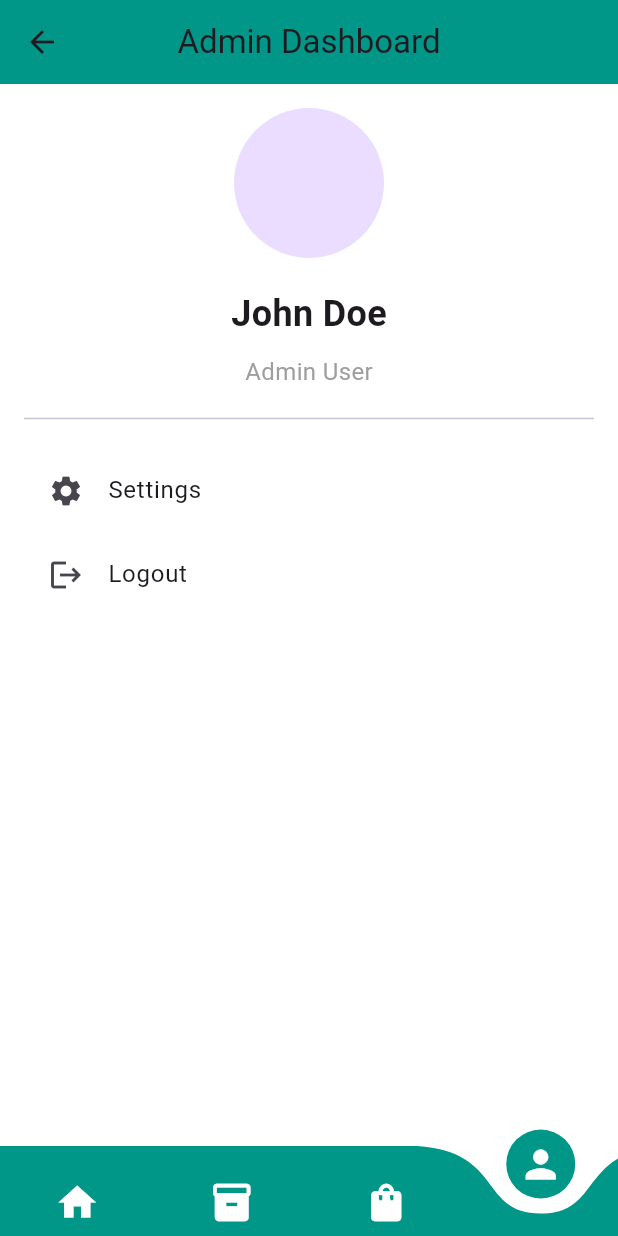
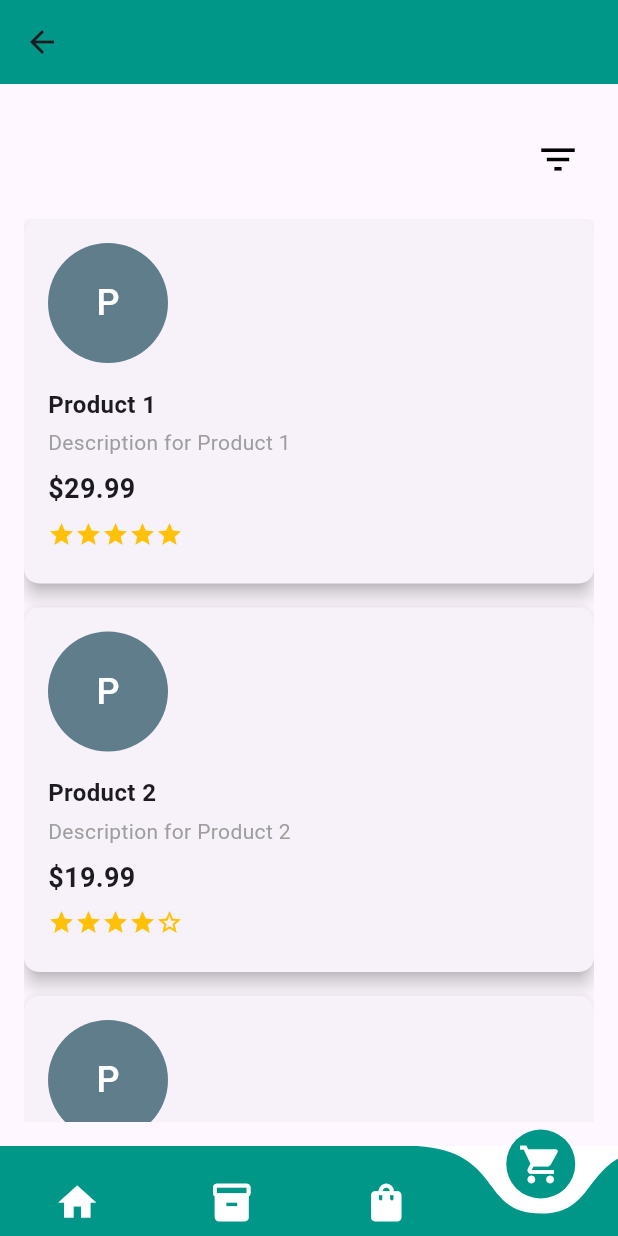
Before and after one commit to Ahad-Khan9076/sales_management, a Flutter app: the AdminDashboard screen opened directly, item 4 of the bottom bar chosen, on a phone screen of 412 x 824 dp. Run offline on Flutter 3.47's test engine with Material 3 defaults, Android fonts, the phone set to English and light mode, and no system bars; drawn by our look-alikes of curved_navigation_bar; our stand-ins replace country_code_picker, fl_chart, font_awesome_flutter, get.

Commit message:
Screens Created

```diff
--- a/lib/screens/admin_dashboard.dart
+++ b/lib/screens/admin_dashboard.dart
@@ -1,6 +1,13 @@
 import 'package:curved_navigation_bar/curved_navigation_bar.dart';
 import 'package:flutter/material.dart';
 import 'package:fl_chart/fl_chart.dart';
+import 'package:font_awesome_flutter/font_awesome_flutter.dart';
+import 'package:sales_management/screens/inventory_screen.dart';
+import 'package:sales_management/screens/order_screen.dart';
+import 'package:sales_management/screens/product_screen.dart';
+import 'package:sales_management/screens/profile_screen.dart';
+
+import 'home_page.dart';
 
 class AdminDashboard extends StatefulWidget {
   const AdminDashboard({super.key});
@@ -14,9 +21,9 @@ class _AdminDashboardState extends State<AdminDashboard> {
 
   final List<Widget> _pages = [
     const HomePage(),
-    const InventoryPage(),
+    const InventoryScreen(),
     const OrdersPage(),
-    const ProfilePage(),
+    const ProductScreen(),
   ];
 
   @override
@@ -26,7 +33,7 @@ class _AdminDashboardState extends State<AdminDashboard> {
       appBar: AppBar(
         backgroundColor: Colors.teal,
         elevation: 0,
-        title: const Text("Admin Dashboard"),
+        // title: const Text("Admin Dashboard"),
         centerTitle: true,
       ),
       body: _pages[_pageIndex], // Display the current page based on index
@@ -37,7 +44,7 @@ class _AdminDashboardState extends State<AdminDashboard> {
           Icon(Icons.home, size: 30, color: Colors.white),
           Icon(Icons.inventory, size: 30, color: Colors.white),
           Icon(Icons.shopping_bag, size: 30, color: Colors.white),
-          Icon(Icons.person, size: 30, color: Colors.white),
+          Icon(Icons.local_grocery_store, size: 30, color: Colors.white),
         ],
         color: Colors.teal,
         buttonBackgroundColor: Colors.teal,
@@ -54,165 +61,9 @@ class _AdminDashboardState extends State<AdminDashboard> {
   }
 }
 
-class HomePage extends StatelessWidget {
-  const HomePage({super.key});
-
-  @override
-  Widget build(BuildContext context) {
-    return SingleChildScrollView(
-      padding: const EdgeInsets.all(16.0),
-      child: Column(
-        crossAxisAlignment: CrossAxisAlignment.start,
-        children: [
-          Row(
-            mainAxisAlignment: MainAxisAlignment.spaceAround,
-            children: [
-              _buildSummaryCard('Total Earnings', '\$500,000', context),
-              _buildSummaryCard('Vendors', '45', context),
-            ],
-          ),
-          const SizedBox(height: 20),
-          _buildGraphCard('Revenue Made', const LineChartWidget()),
-          const SizedBox(height: 10),
-          _buildGraphCard('Products Sold', const BarChartWidget()),
-          const SizedBox(height: 10),
-          _buildGraphCard('Vendor Activity', const BarChartWidget()),
-          const SizedBox(height: 10),
-          _buildGraphCard('Upcoming QBR', const Text("QBR scheduled for next quarter")),
-        ],
-      ),
-    );
-  }
-
-  Widget _buildSummaryCard(String title, String value, BuildContext context) {
-    return Card(
-      shape: RoundedRectangleBorder(borderRadius: BorderRadius.circular(15)),
-      elevation: 5,
-      child: Container(
-        padding: const EdgeInsets.all(16),
-        width: MediaQuery.of(context).size.width * 0.4,
-        child: Column(
-          crossAxisAlignment: CrossAxisAlignment.start,
-          children: [
-            Text(
-              title,
-              style: const TextStyle(fontSize: 16, fontWeight: FontWeight.w600),
-            ),
-            const SizedBox(height: 10),
-            Text(
-              value,
-              style: const TextStyle(fontSize: 24, fontWeight: FontWeight.bold),
-            ),
-          ],
-        ),
-      ),
-    );
-  }
-
-  Widget _buildGraphCard(String title, Widget graph) {
-    return Card(
-      shape: RoundedRectangleBorder(borderRadius: BorderRadius.circular(15)),
-      elevation: 5,
-      child: Container(
-        padding: const EdgeInsets.all(16),
-        width: double.infinity,
-        child: Column(
-          crossAxisAlignment: CrossAxisAlignment.start,
-          children: [
-            Text(
-              title,
-              style: const TextStyle(fontSize: 16, fontWeight: FontWeight.w600),
-            ),
-            const SizedBox(height: 20),
-            graph,
-          ],
-        ),
-      ),
-    );
-  }
-}
-
-class InventoryPage extends StatelessWidget {
-  const InventoryPage({super.key});
-
-  @override
-  Widget build(BuildContext context) {
-    return const Center(
-      child: Text(
-        "Inventory Page",
-        style: TextStyle(fontSize: 24),
-      ),
-    );
-  }
-}
-
-class OrdersPage extends StatelessWidget {
-  const OrdersPage({super.key});
-
-  @override
-  Widget build(BuildContext context) {
-    return const Center(
-      child: Text(
-        "Orders Page",
-        style: TextStyle(fontSize: 24),
-      ),
-    );
-  }
-}
-
-class ProfilePage extends StatelessWidget {
-  const ProfilePage({super.key});
-
-  @override
-  Widget build(BuildContext context) {
-    return SingleChildScrollView(
-      padding: const EdgeInsets.all(16.0),
-      child: Column(
-        crossAxisAlignment: CrossAxisAlignment.start,
-        children: [
-          const Center(
-            child: CircleAvatar(
-              radius: 50,
-              // backgroundImage: const AssetImage('assets/profile.jpg'), // Replace with your profile image
-            ),
-          ),
-          const SizedBox(height: 20),
-          const Center(
-            child: Text(
-              'John Doe',
-              style: TextStyle(fontSize: 24, fontWeight: FontWeight.bold),
-            ),
-          ),
-          const SizedBox(height: 10),
-          const Center(
-            child: Text(
-              'Admin User',
-              style: TextStyle(fontSize: 16, color: Colors.grey),
-            ),
-          ),
-          const Divider(height: 40),
-          ListTile(
-            leading: const Icon(Icons.settings),
-            title: const Text('Settings'),
-            onTap: () {
-              // Implement settings navigation
-            },
-          ),
-          ListTile(
-            leading: const Icon(Icons.logout),
-            title: const Text('Logout'),
-            onTap: () {
-              // Implement logout logic
-            },
-          ),
-        ],
-      ),
-    );
-  }
-}
 
 class LineChartWidget extends StatelessWidget {
-  const LineChartWidget({super.key});
+  const LineChartWidget(LineChartData lineChartData, {super.key, required List<FlSpot> spots});
 
   @override
   Widget build(BuildContext context) {
@@ -239,9 +90,8 @@ class LineChartWidget extends StatelessWidget {
     );
   }
 }
-
 class BarChartWidget extends StatelessWidget {
-  const BarChartWidget({super.key});
+  const BarChartWidget({super.key, required List<BarChartGroupData> barGroups});
 
   @override
   Widget build(BuildContext context) {
--- /dev/null
+++ b/lib/screens/product_screen.dart
@@ -0,0 +1,161 @@
+import 'package:flutter/material.dart';
+import 'package:get/get.dart';
+
+class ProductScreen extends StatefulWidget {
+  const ProductScreen({super.key});
+
+  @override
+  State<ProductScreen> createState() => _ProductScreenState();
+}
+
+class _ProductScreenState extends State<ProductScreen> {
+  final List<Map<String, dynamic>> products = [
+    {
+      'name': 'Product 1',
+      'subtitle': 'Description for Product 1',
+      'price': 29.99,
+      'rating': 4.5,
+    },
+    {
+      'name': 'Product 2',
+      'subtitle': 'Description for Product 2',
+      'price': 19.99,
+      'rating': 4.0,
+    },
+    {
+      'name': 'Product 3',
+      'subtitle': 'Description for Product 3',
+      'price': 49.99,
+      'rating': 5.0,
+    },
+  ];
+
+  void _showFilterOptions() {
+    showDialog(
+      context: context,
+      builder: (context) {
+        return AlertDialog(
+          title: const Text('Filter Products'),
+          content: Column(
+            mainAxisSize: MainAxisSize.min,
+            children: [
+              ListTile(
+                title: const Text('Filter by Name'),
+                onTap: () {
+                  // Implement filter by name logic
+                  Navigator.of(context).pop(); // Close dialog
+                },
+              ),
+              ListTile(
+                title: const Text('Filter by Price'),
+                onTap: () {
+                  // Implement filter by price logic
+                  Navigator.of(context).pop(); // Close dialog
+                },
+              ),
+            ],
+          ),
+        );
+      },
+    );
+  }
+
+  @override
+  Widget build(BuildContext context) {
+    return Scaffold(
+      body: Padding(
+        padding: const EdgeInsets.all(16.0),
+        child: Column(
+          children: [
+            // Placeholder for App Bar area
+            const SizedBox(height: 10), // Leave space as a placeholder for the app bar
+            // Row for the Filter Icon
+            Row(
+              mainAxisAlignment: MainAxisAlignment.end, // Aligns the icon to the right
+              children: [
+                IconButton(
+                  icon: const Icon(Icons.filter_list, size: 30, color: Colors.black),
+                  onPressed: _showFilterOptions,
+                  tooltip: 'Filter Products',
+                ),
+              ],
+            ),
+            const SizedBox(height: 16), // Space between icon and product list
+            // Product List
+            Expanded(
+              child: ListView.builder(
+                itemCount: products.length,
+                itemBuilder: (context, index) {
+                  final product = products[index];
+                  return Card(
+                    shape: RoundedRectangleBorder(
+                      borderRadius: BorderRadius.circular(10),
+                    ),
+                    elevation: 5,
+                    margin: const EdgeInsets.only(bottom: 16.0), // Space between cards
+                    child: Padding(
+                      padding: const EdgeInsets.all(16.0),
+                      child: Column(
+                        crossAxisAlignment: CrossAxisAlignment.start,
+                        children: [
+                          // Circular Avatar Placeholder
+                          const CircleAvatar(
+                            radius: 40,
+                            backgroundColor: Colors.blueGrey, // Placeholder color
+                            child: Text(
+                              'P', // Placeholder text
+                              style: TextStyle(color: Colors.white, fontSize: 24),
+                            ),
+                          ),
+                          const SizedBox(height: 16), // Space between avatar and text
+                          Text(
+                            product['name'],
+                            style: const TextStyle(
+                              fontSize: 16,
+                              fontWeight: FontWeight.bold,
+                            ),
+                          ),
+                          const SizedBox(height: 4), // Space between name and subtitle
+                          Text(
+                            product['subtitle'],
+                            style: const TextStyle(color: Colors.grey),
+                          ),
+                          const SizedBox(height: 8), // Space between subtitle and price
+                          Text(
+                            '\$${product['price'].toStringAsFixed(2)}',
+                            style: const TextStyle(
+                              fontSize: 18,
+                              fontWeight: FontWeight.bold,
+                            ),
+                          ),
+                          // Rating Stars
+                          Padding(
+                            padding: const EdgeInsets.symmetric(vertical: 8.0),
+                            child: Row(
+                              children: List.generate(
+                                5,
+                                    (starIndex) {
+                                  return Icon(
+                                    starIndex < product['rating']
+                                        ? Icons.star
+                                        : Icons.star_border,
+                                    color: Colors.amber,
+                                    size: 18,
+                                  );
+                                },
+                              ),
+                            ),
+                          ),
+                        ],
+                      ),
+                    ),
+                  );
+                },
+              ),
+            ),
+          ],
+        ),
+      ),
+    );
+  }
+}
```
Also changed, not shown: lib/screens/chart.dart (added, +47 -0 lines), lib/screens/home_page.dart (added, +102 -0 lines), lib/screens/inventory_screen.dart (added, +15 -0 lines), lib/screens/order_screen.dart (added, +15 -0 lines), lib/screens/profile_screen.dart (added, +53 -0 lines).
